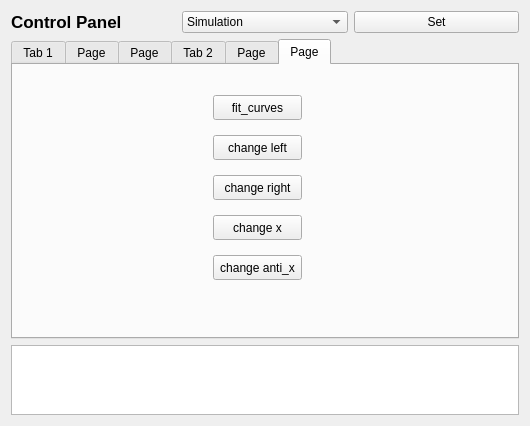
Above: control_panel/ui/rqt_control_panel_plugin/rqt_control_panel_plugin_widget.ui from ShunyaoWang/quadruped_locomotion before the change. Below: the same form after it.
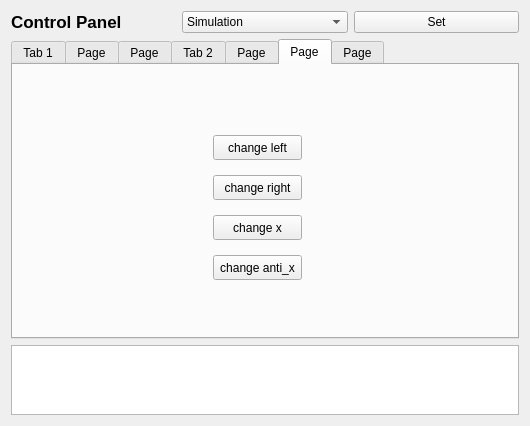
That is the form after the change. The open tabs and pages were chosen to show the change.

What changed in the file:
```diff
--- a/control_panel/ui/rqt_control_panel_plugin/rqt_control_panel_plugin_widget.ui
+++ b/control_panel/ui/rqt_control_panel_plugin/rqt_control_panel_plugin_widget.ui
@@ -1110,19 +1110,11 @@
         <string>change anti_x</string>
        </property>
       </widget>
-      <widget class="QPushButton" name="fit_curves">
-       <property name="geometry">
-        <rect>
-         <x>200</x>
-         <y>30</y>
-         <width>89</width>
-         <height>25</height>
-        </rect>
-       </property>
-       <property name="text">
-        <string>fit_curves</string>
-       </property>
-      </widget>
+     </widget>
+     <widget class="QWidget" name="walkforwardcontroller">
+      <attribute name="title">
+       <string>Page</string>
+      </attribute>
      </widget>
     </widget>
    </item>
```
Left out of the diff: 4 changed lines with no effect on the pictures.
